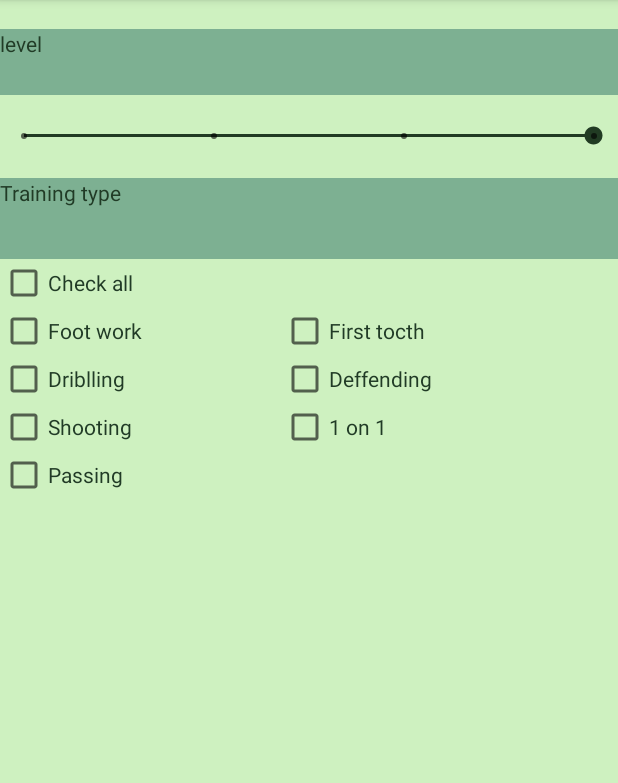
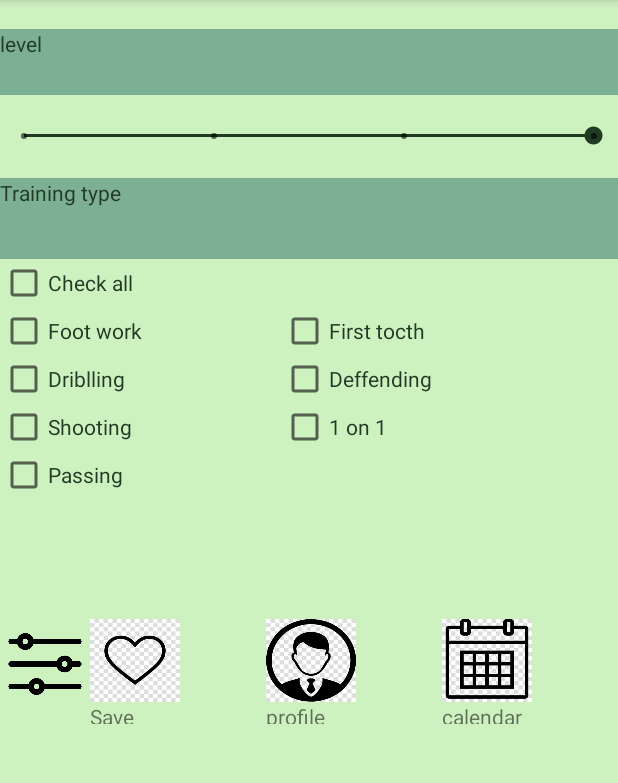
Before and after one commit to rivkaba/footBall, an Android app: the Filter screen opened directly, with no data from a screen before it, on a phone screen of 412 x 824 dp, the part 84-867 px from its top. Run offline under Robolectric (Android 15) with nearby library versions, the phone set to English and light mode, and no system bars; 1 statement that could not run was skipped.

Commit message:
bar of filter

```diff
--- a/app/src/main/res/layout/activity_filter.xml
+++ b/app/src/main/res/layout/activity_filter.xml
@@ -138,6 +138,89 @@
             </TableRow>
         </TableLayout>
 
+        <LinearLayout
+            android:layout_width="match_parent"
+            android:layout_height="80dp"
+            android:orientation="horizontal"></LinearLayout>
+
+        <LinearLayout
+            android:layout_width="match_parent"
+            android:layout_height="70dp"
+            android:orientation="horizontal"
+            app:layout_constraintTop_toTopOf="parent">
+
+            <ImageView
+                android:id="@+id/imageView2"
+                android:layout_width="60dp"
+                android:layout_height="60dp"
+                android:background="@drawable/filter" />
+
+            <LinearLayout
+                android:layout_width="wrap_content"
+                android:layout_height="wrap_content"
+                android:layout_weight="1"
+                android:orientation="vertical">
+
+                <ImageButton
+                    android:id="@+id/saveBtn"
+                    android:layout_width="60dp"
+                    android:layout_height="55dp"
+                    android:background="@drawable/save" />
+
+                <TextView
+                    android:id="@+id/textView"
+                    android:layout_width="wrap_content"
+                    android:layout_height="wrap_content"
+                    android:layout_weight="1"
+                    android:text="Save" />
+
+            </LinearLayout>
+
+            <LinearLayout
+                android:layout_width="wrap_content"
+                android:layout_height="wrap_content"
+                android:layout_weight="1"
+                android:orientation="vertical">
+
+                <ImageButton
+                    android:id="@+id/profileBtn"
+                    android:layout_width="60dp"
+                    android:layout_height="60dp"
+                    android:layout_weight="1"
+                    android:background="@drawable/profilee" />
+
+                <TextView
+                    android:id="@+id/textView2"
+                    android:layout_width="wrap_content"
+                    android:layout_height="wrap_content"
+                    android:layout_weight="1"
+                    android:text="profile" />
+            </LinearLayout>
+
+            <LinearLayout
+                android:layout_width="wrap_content"
+                android:layout_height="wrap_content"
+                android:layout_weight="1"
+                android:orientation="vertical">
+
+                <ImageButton
+                    android:id="@+id/imageButtonCalendar"
+                    android:layout_width="60dp"
+                    android:layout_height="60dp"
+                    android:layout_weight="1"
+                    android:background="@drawable/calender" />
+
+                <TextView
+                    android:id="@+id/textView3"
+                    android:layout_width="wrap_content"
+                    android:layout_height="wrap_content"
+                    android:layout_weight="1"
+                    android:text="calendar" />
+            </LinearLayout>
+
+
+        </LinearLayout>
+
     </LinearLayout>
 
 
```
Also changed, not shown: app/src/main/res/layout/activity_home.xml (+77 -9 lines).
